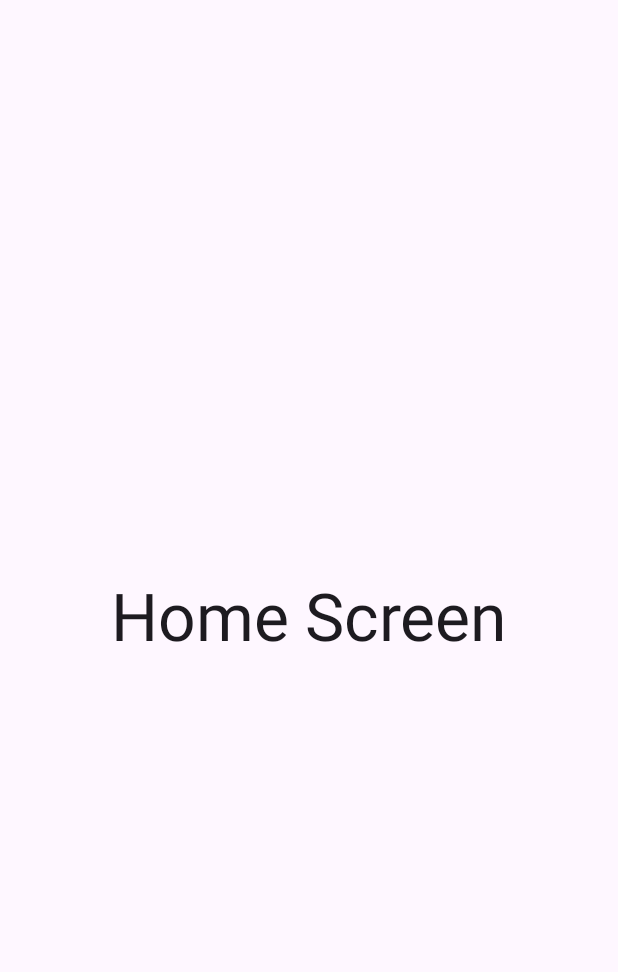
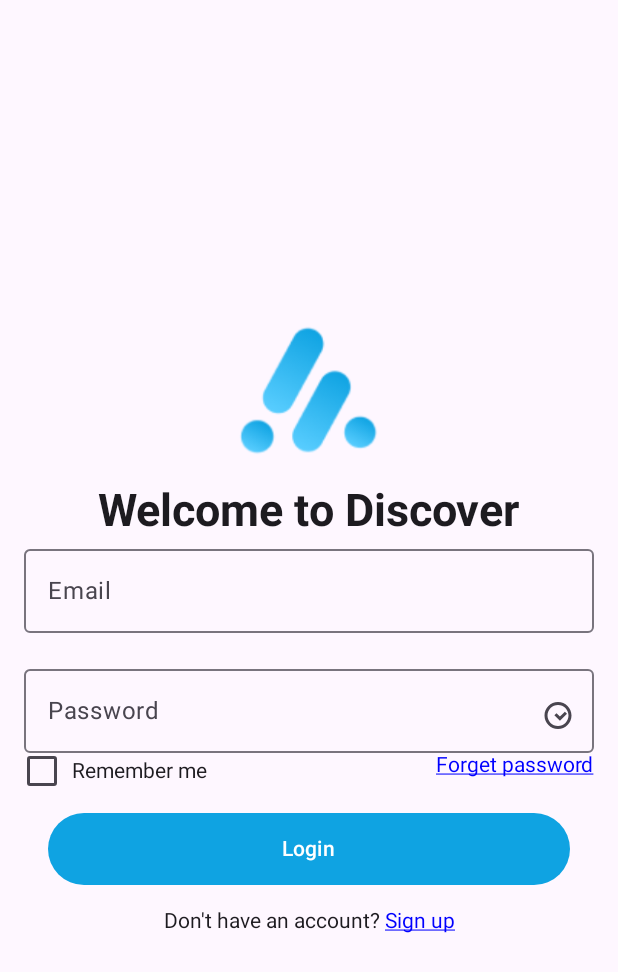
Before and after one commit to laraib00/Travel-Snap, an Android app built with Jetpack Compose: the HomeScreen screen opened through its navigation route, on a phone screen of 412 x 824 dp. Shown: the top 972 px of the screen. Run offline under Robolectric (Android 15) with nearby library versions, the phone set to English and light mode, and no system bars.

Commit message:
Login Screen

```diff
--- a/app/src/main/java/com/example/splashscreencompose/HomeScreen.kt
+++ /dev/null
@@ -1,20 +0,0 @@
-package com.example.splashscreencompose
-
-import androidx.compose.foundation.layout.Box
-import androidx.compose.foundation.layout.fillMaxSize
-import androidx.compose.material3.Text
-import androidx.compose.runtime.Composable
-import androidx.compose.ui.Alignment
-import androidx.compose.ui.Modifier
-import androidx.compose.ui.unit.sp
-
-@Composable
-fun HomeScreen()
-{
-    Box(modifier = Modifier.fillMaxSize(),
-        contentAlignment = Alignment.Center)
-    {
-        Text(text = "Home Screen", fontSize = 44.sp)
-    }
-
-}
--- /dev/null
+++ b/app/src/main/java/com/example/splashscreencompose/LoginScreen.kt
@@ -0,0 +1,145 @@
+package com.example.splashscreencompose
+
+import androidx.compose.foundation.Image
+import androidx.compose.foundation.clickable
+import androidx.compose.foundation.layout.*
+import androidx.compose.foundation.text.KeyboardOptions
+import androidx.compose.material3.Button
+import androidx.compose.material3.Icon
+import androidx.compose.material3.IconButton
+import androidx.compose.material3.OutlinedTextField
+import androidx.compose.material3.Text
+import androidx.compose.runtime.*
+import androidx.compose.ui.Alignment
+import androidx.compose.ui.Modifier
+import androidx.compose.ui.graphics.Color
+import androidx.compose.ui.graphics.vector.ImageVector
+import androidx.compose.ui.layout.ContentScale
+import androidx.compose.ui.res.painterResource
+import androidx.compose.ui.res.vectorResource
+import androidx.compose.ui.text.font.FontWeight
+import androidx.compose.ui.text.input.KeyboardType
+import androidx.compose.ui.text.input.PasswordVisualTransformation
+import androidx.compose.ui.text.input.VisualTransformation
+import androidx.compose.ui.unit.dp
+import androidx.compose.ui.unit.sp
+import androidx.compose.material3.ButtonDefaults
+import androidx.compose.material3.Checkbox
+import androidx.compose.runtime.Composable
+import androidx.compose.ui.text.style.TextDecoration
+
+
+@Composable
+fun LoginScreen() {
+    var email by remember { mutableStateOf("") }
+    var password by remember { mutableStateOf("") }
+    var passwordVisibility by remember { mutableStateOf(false) }
+    var rememberMe by remember { mutableStateOf(false) }
+
+    Column(
+        modifier = Modifier
+            .fillMaxSize()
+            .padding(16.dp),
+        verticalArrangement = Arrangement.Center,
+        horizontalAlignment = Alignment.CenterHorizontally
+    ) {
+        Image(
+            painter = painterResource(id = R.drawable.logo),
+            contentDescription = "pic",
+            Modifier
+                .padding(10.dp)
+                .size(100.dp),
+            contentScale = ContentScale.FillWidth,
+        )
+        Text(
+            text = "Welcome to Discover",
+            fontSize = 30.sp,
+            fontWeight = FontWeight.Bold
+        )
+        OutlinedTextField(
+            value = email,
+            onValueChange = { email = it },
+            label = { Text("Email") },
+            modifier = Modifier.fillMaxWidth()
+        )
+
+        Spacer(modifier = Modifier.height(16.dp))
+
+        OutlinedTextField(
+            value = password,
+            onValueChange = { password = it },
+            label = { Text("Password") },
+            modifier = Modifier.fillMaxWidth(),
+            keyboardOptions = KeyboardOptions(keyboardType = KeyboardType.Password),
+            trailingIcon = {
+                IconButton(onClick = { passwordVisibility = !passwordVisibility }) {
+                    val eyeIcon: ImageVector =
+                        if (passwordVisibility) ImageVector.vectorResource(id = R.drawable.ic_eye_off)
+                        else ImageVector.vectorResource(id = R.drawable.ic_eye)
+
+                    Icon(
+                        imageVector = eyeIcon,
+                        contentDescription = "Toggle password visibility"
+                    )
+                }
+            },
+            visualTransformation = if (passwordVisibility) {
+                VisualTransformation.None
+            } else {
+                PasswordVisualTransformation()
+            }
+        )
+
+        Row(
+            modifier = Modifier.fillMaxWidth(),
+            horizontalArrangement = Arrangement.SpaceBetween
+        ) {
+            Row(verticalAlignment = Alignment.CenterVertically) {
+                Checkbox(
+                    checked = rememberMe,
+                    onCheckedChange = { isChecked -> rememberMe = isChecked },
+                    modifier = Modifier
+                        .padding(end = 8.dp)
+                        .size(24.dp) // Adjust the size as needed
+                )
+                Text("Remember me")
+            }
+            Text(
+                text = "Forget password",
+                color = Color.Blue,
+                textDecoration = TextDecoration.Underline,
+                modifier = Modifier.clickable {
+                    // Handle forget password action
+                }
+            )
+        }
+
+
+        Spacer(modifier = Modifier.height(16.dp))
+
+        Button(
+            onClick = { /* Handle login logic here */ },
+            modifier = Modifier
+                .fillMaxWidth()
+                .height(48.dp)
+                .padding(horizontal = 16.dp),
+            colors = ButtonDefaults.buttonColors(Color(0xFF0FA3E2))
+        ) {
+            Text("Login", color = Color.White)
+        }
+
+        Spacer(modifier = Modifier.height(16.dp))
+
+        Row {
+            Text("Don't have an account? ")
+            Text(
+                text = "Sign up",
+                color = Color.Blue,
+                textDecoration = TextDecoration.Underline,
+                modifier = Modifier.clickable {
+                    // Handle sign up action
+                }
+            )
+        }
+    }
+}
--- a/app/src/main/java/com/example/splashscreencompose/MainActivity.kt
+++ b/app/src/main/java/com/example/splashscreencompose/MainActivity.kt
@@ -32,7 +32,7 @@ class MainActivity : ComponentActivity() {
                     }
                     composable("Home")
                     {
-                        HomeScreen()
+                       LoginScreen()
                     }
 
 
--- /dev/null
+++ b/app/src/main/res/drawable/ic_eye.xml
@@ -0,0 +1,9 @@
+<vector xmlns:android="http://schemas.android.com/apk/res/android"
+    android:width="24dp"
+    android:height="24dp"
+    android:viewportWidth="24.0"
+    android:viewportHeight="24.0">
+    <path
+        android:fillColor="#000000"
+        android:pathData="M12,6c-4.97,0 -9,4.03 -9,9s4.03,9 9,9s9,-4.03 9,-9s-4.03,-9 -9,-9zm0,16c-3.87,0 -7,-3.13 -7,-7s3.13,-7 7,-7s7,3.13 7,7s-3.13,7 -7,7zm2.71,-7.71l-1.42,1.42l-2.29,-2.29l-1.42,1.42l3.71,3.71l4.71,-4.71l-1.42,-1.42z"/>
+</vector>
--- /dev/null
+++ b/app/src/main/res/drawable/ic_eye_off.xml
@@ -0,0 +1,9 @@
+<vector xmlns:android="http://schemas.android.com/apk/res/android"
+    android:width="24dp"
+    android:height="24dp"
+    android:viewportWidth="24.0"
+    android:viewportHeight="24.0">
+    <path
+        android:fillColor="#000000"
+        android:pathData="M20.71,11.29l-9.71,-9.71c-0.39,-0.39 -1.02,-0.39 -1.41,0l-9.71,9.71c-0.39,0.39 -0.39,1.02 0,1.41l9.71,9.71c0.39,0.39 1.02,0.39 1.41,0l9.71,-9.71c0.39,-0.39 0.39,-1.02 0,-1.41zM12,15.5c-1.38,0 -2.5,-1.12 -2.5,-2.5s1.12,-2.5 2.5,-2.5s2.5,1.12 2.5,2.5s-1.12,2.5 -2.5,2.5z"/>
+</vector>
```
Also changed, not shown: app/build.gradle.kts (line endings or trailing spaces), app/src/main/res/drawable/logo.png (added).
